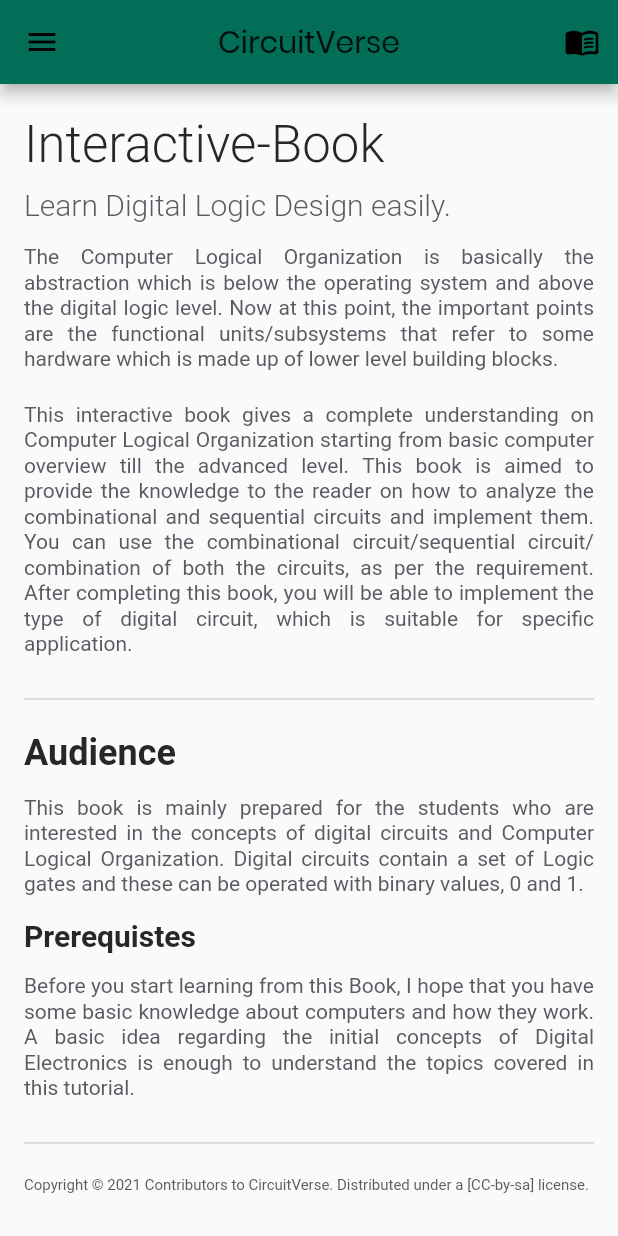
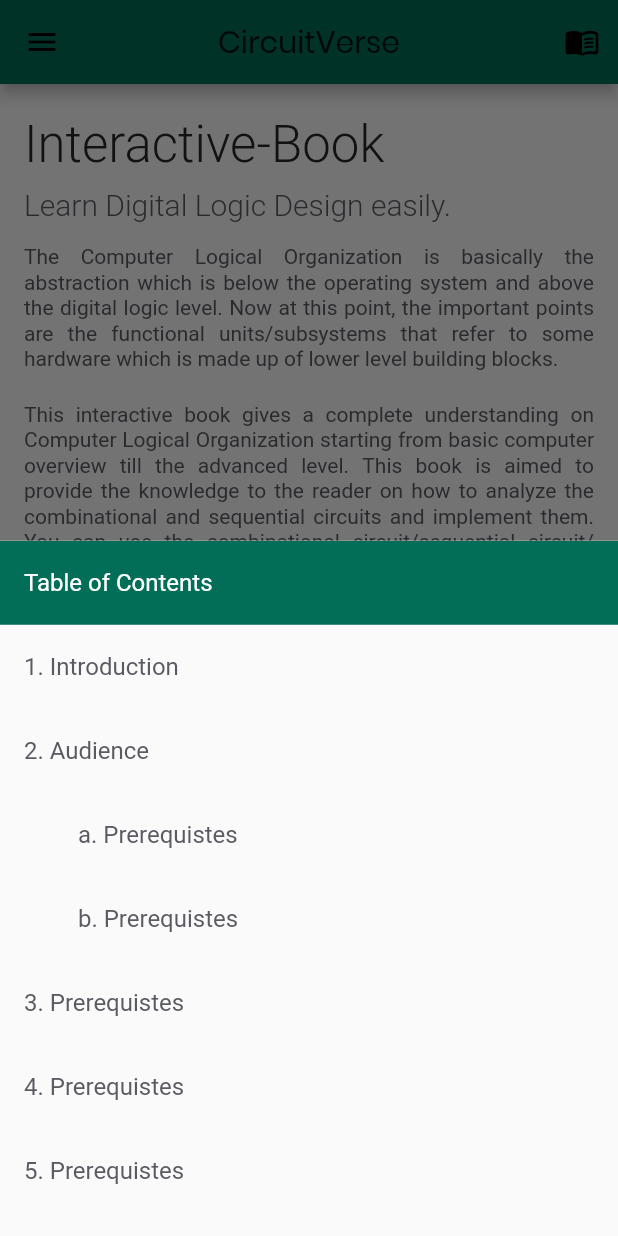
Before and after one commit to CircuitVerse/mobile-app, a Flutter app: the IbLandingView screen opened directly, after a tap on the "menu book" icon, on a phone screen of 412 x 824 dp. Run offline on Flutter 3.47's test engine with Material 2 defaults, Android fonts, the phone set to English and light mode, and no system bars; our stand-ins replace datetime_picker_formfield, flutter_html, flutter_icons, flutter_keyboard_visibility, flutter_svg, flutter_typeahead and 9 more; missing offline and left inert: flutter_facebook_auth, flutter_summernote, mockito, oauth2_client; accounts and stored records are empty; project files that could hold a hidden picture were left out.

Commit message:
IbPageView: Implement Table of Contents UI.
* Uses Function Callback to run the function in IbPageView when TOC button is pressed in AppBar (present in
IbLandingView)
* Intentially added Future.delayed() when callback function is recieved, as in our hardcoded scenerio,
setState() is called even before the Widget fully builds. This will be not required when data is coming from
ViewModel via async methods.
* Table of Contents uses Bottom Modal Sheets with Scroll Controller.

Signed-off-by: Manjot Sidhu <manjot.techie@gmail.com>

```diff
--- a/lib/ui/components/cv_drawer_tile.dart
+++ b/lib/ui/components/cv_drawer_tile.dart
@@ -23,9 +23,9 @@ class CVDrawerTile extends StatelessWidget {
         title: Text(
           title,
           style: Theme.of(context).textTheme.headline6.copyWith(
-            fontFamily: 'Poppins',
-            color: color ?? CVTheme.textColor(context),
-          ),
+                fontFamily: 'Poppins',
+                color: color ?? CVTheme.textColor(context),
+              ),
         ),
       ),
     );
--- a/lib/ui/views/ib/ib_landing_view.dart
+++ b/lib/ui/views/ib/ib_landing_view.dart
@@ -17,6 +17,7 @@ class IbLandingView extends StatefulWidget {
 
 class _IbLandingViewState extends State<IbLandingView> {
   int _selectedIndex = 0;
+  Function _onTocPressed;
 
   void setSelectedIndexTo(int index) {
     Get.back();
@@ -40,13 +41,15 @@ class _IbLandingViewState extends State<IbLandingView> {
       title: Text(
         _appBarTitle(_selectedIndex),
       ),
-      actions: [
-        IconButton(
-          icon: const Icon(Icons.menu_book_rounded),
-          tooltip: 'Show Table of Contents',
-          onPressed: () { },
-        ),
-      ],
+      actions: _onTocPressed != null
+          ? [
+              IconButton(
+                icon: const Icon(Icons.menu_book_rounded),
+                tooltip: 'Show Table of Contents',
+                onPressed: _onTocPressed,
+              ),
+            ]
+          : [],
       centerTitle: true,
       brightness: Brightness.dark,
     );
@@ -201,7 +204,13 @@ class _IbLandingViewState extends State<IbLandingView> {
                   child: child,
                 );
               },
-              child: IbPageView(),
+              child: IbPageView(
+                tocCallback: (val) {
+                  Future.delayed(Duration.zero, () async {
+                    setState(() => _onTocPressed = val);
+                  });
+                },
+              ),
             ),
           ),
         ),
--- a/lib/ui/views/ib/ib_page_view.dart
+++ b/lib/ui/views/ib/ib_page_view.dart
@@ -3,11 +3,14 @@ import 'package:mobile_app/ib_theme.dart';
 import 'package:mobile_app/ui/views/base_view.dart';
 import 'package:mobile_app/viewmodels/home/home_viewmodel.dart';
 
+typedef TocCallback = void Function(Function);
+
 class IbPageView extends StatefulWidget {
   static const String id = 'ib_page_view';
   final String page_id;
+  final TocCallback tocCallback;
 
-  IbPageView({this.page_id = 'index.md'});
+  IbPageView({@required this.tocCallback, this.page_id = 'index.md'});
 
   @override
   _IbPageViewState createState() => _IbPageViewState();
@@ -100,10 +103,104 @@ class _IbPageViewState extends State<IbPageView> {
     );
   }
 
+  Widget _buildTOC() {
+    return Column(
+      children: [
+        ListTile(
+          title: Text('1. Introduction'),
+        ),
+        ListTile(
+          title: Text('2. Audience'),
+        ),
+        ListTile(
+          leading: Text(''),
+          minLeadingWidth: 20,
+          title: Text('a. Prerequistes'),
+        ),
+        ListTile(
+          leading: Text(''),
+          minLeadingWidth: 20,
+          title: Text('b. Prerequistes'),
+        ),
+        ListTile(
+          title: Text('3. Prerequistes'),
+        ),
+        ListTile(
+          title: Text('4. Prerequistes'),
+        ),
+        ListTile(
+          title: Text('5. Prerequistes'),
+        ),
+        ListTile(
+          title: Text('6. Prerequistes'),
+        ),
+      ],
+    );
+  }
+
+  void _showBottomSheet() {
+    showModalBottomSheet(
+      context: context,
+      builder: (context) {
+        return Column(
+          children: [
+            ListTile(
+              title: Text(
+                'Table of Contents',
+                style: Theme.of(context)
+                    .textTheme
+                    .subtitle1
+                    .copyWith(color: Theme.of(context).colorScheme.onPrimary),
+              ),
+              tileColor: Theme.of(context).primaryColor,
+            ),
+            Expanded(
+              child: SingleChildScrollView(
+                child: _buildTOC(),
+              ),
+            ),
+          ],
+        );
+      },
+    );
+  }
+
+  Widget _buildFloatingActionButtons() {
+    return Row(
+      mainAxisAlignment: MainAxisAlignment.spaceBetween,
+      children: [
+        FloatingActionButton(
+          elevation: 0.0,
+          child: Icon(
+            Icons.arrow_back_rounded,
+            color: Theme.of(context).primaryIconTheme.color,
+          ),
+          backgroundColor: IbTheme.primaryColor,
+          onPressed: () {},
+        ),
+        FloatingActionButton(
+          elevation: 0.0,
+          child: Icon(
+            Icons.arrow_forward_rounded,
+            color: Theme.of(context).primaryIconTheme.color,
+          ),
+          backgroundColor: IbTheme.primaryColor,
+          onPressed: () {},
+        ),
+      ],
+    );
+  }
+
   @override
   Widget build(BuildContext context) {
+    // As soon as we get model ready from ViewModel
+    // Set the callback to show bottom sheet
+    widget.tocCallback(_showBottomSheet);
+
     return BaseView<HomeViewModel>(
-      builder: (context, model, child) => SingleChildScrollView(
+      builder: (context, model, child) => Stack(
+        children: [
+          SingleChildScrollView(
             padding: const EdgeInsets.all(16),
             child: Column(
               crossAxisAlignment: CrossAxisAlignment.start,
@@ -128,6 +225,15 @@ class _IbPageViewState extends State<IbPageView> {
               ],
             ),
           ),
+          Align(
+            alignment: Alignment.bottomCenter,
+            child: Padding(
+              padding: const EdgeInsets.all(24.0),
+              child: _buildFloatingActionButtons(),
+            ),
+          )
+        ],
+      ),
     );
   }
 }
```
Also changed, not shown: 1 other file. Lines whose indentation alone changed are shown as unchanged.
